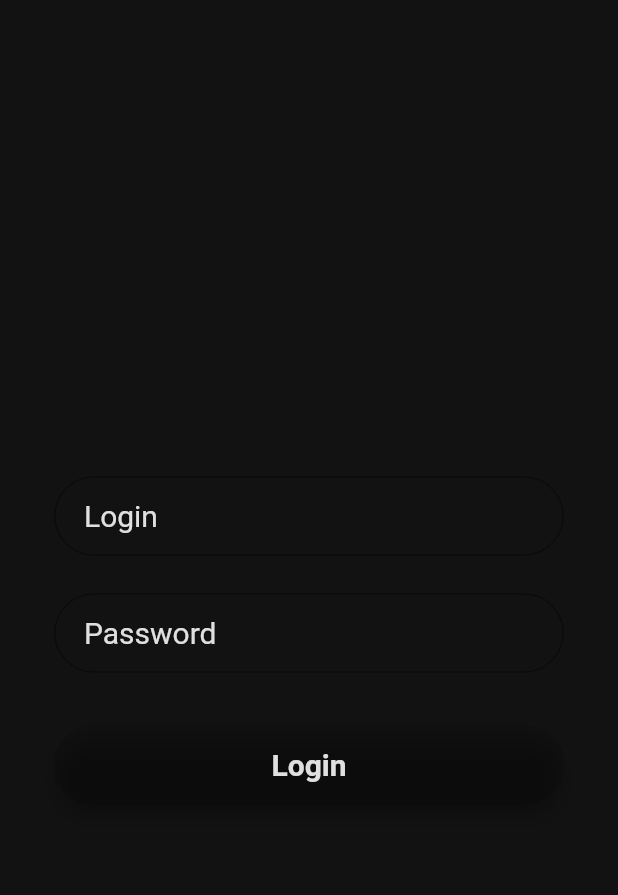
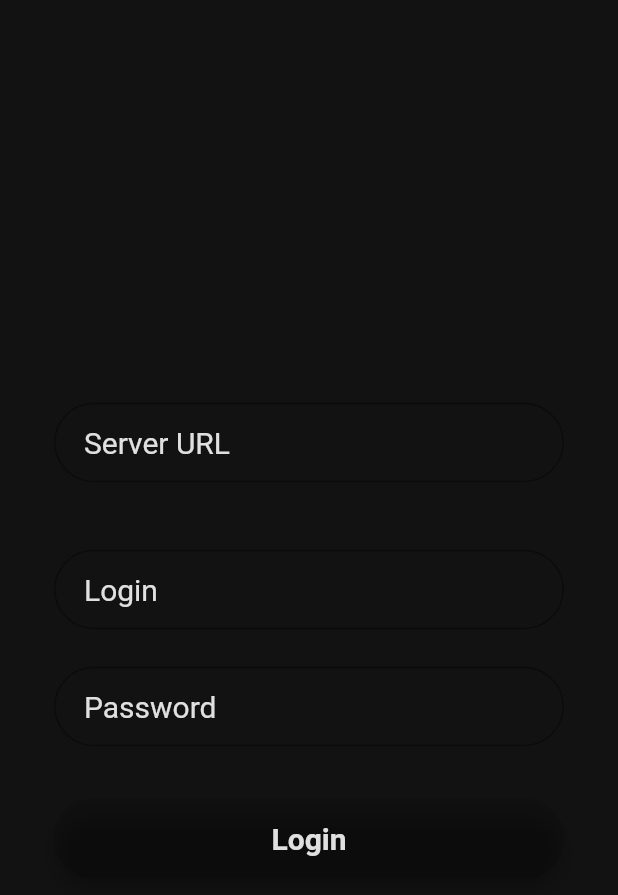
Before and after one commit to chitkiu/crossplatform_terminal, a Flutter app: the screen it shows after launch, after a tap on "Login", on a phone screen of 412 x 824 dp. Shown: the top 895 px of the screen. Run offline on Flutter 3.47's test engine with Material 2 defaults, Android fonts, the phone set to English and light mode, and no system bars; our stand-ins replace dio; missing offline and left inert: cross_local_storage, dartssh, websocket, xterm; network calls fail; Roboto replaces fonts that are missing (Montserrat).

Commit message:
Added save session

```diff
--- a/lib/constants.dart
+++ b/lib/constants.dart
@@ -1,5 +1,31 @@
+import 'package:cross_local_storage/cross_local_storage.dart';
+
 import 'data/api/http_requests.dart';
 
 class Constants {
-  static final HttpApiRequests requests = HttpApiRequests("http", "localhost:8080");
+  static void init(String serverURL) {
+    if(requests == null) {
+      requests = HttpApiRequests(serverURL);
+    }
+  }
+
+  static Future saveData(String key, String value) async {
+    LocalStorageInterface prefs = await LocalStorage.getInstance();
+    await prefs.setString(key, value);
+  }
+
+  static Future<String> getData(String key) async {
+    LocalStorageInterface prefs = await LocalStorage.getInstance();
+    if(prefs.containsKey(key)) {
+      return prefs.getString(key);
+    } else {
+      return Future.value("");
+    }
+  }
+
+  static HttpApiRequests requests;
+
+  static const String SERVER_NAME_PREF = "server_url";
+  static const String LOGIN_PREF = "login";
+  static const String TOKEN_PREF = "token";
 }
--- a/lib/data/api/entities/response.dart
+++ b/lib/data/api/entities/response.dart
@@ -16,4 +16,8 @@ class ResponseData {
     return this.error.isNotEmpty;
   }
 
+  @override
+  String toString() {
+    return 'ResponseData{success: $success, error: $error}';
+  }
 }
--- a/lib/presentation/screens/auth_screen.dart
+++ b/lib/presentation/screens/auth_screen.dart
@@ -1,7 +1,8 @@
+import 'package:crossplatform_terminal/data/api/entities/response.dart';
 import 'package:flutter/material.dart';
+
 import '../../color_constants.dart';
 import '../../constants.dart';
-
 import 'main_screen.dart';
 
 class AuthScreen extends StatefulWidget {
@@ -13,12 +14,37 @@ class _LoginScreenState extends State<StatefulWidget> {
 
   TextStyle style = TextStyle(fontFamily: 'Montserrat', fontSize: 20.0, color: ColorConstant.mainText);
 
+  TextEditingController _serverURLController = TextEditingController();
   TextEditingController _loginController = TextEditingController();
   TextEditingController _passwordController = TextEditingController();
+
+  Future<ResponseData> _validateResponse;
+
+  @override
+  void initState() {
+    super.initState();
+    Constants.getData(Constants.LOGIN_PREF).then((value) {
+      if(value.isNotEmpty) {
+        _loginController.text = value;
+      }
+    });
+    _validateResponse = _getValidateResponse();
+  }
 
   @override
   Widget build(BuildContext context) {
 
+    final serverField = TextField(
+      obscureText: false,
+      style: style,
+      controller: _serverURLController,
+      decoration: InputDecoration(
+          contentPadding: EdgeInsets.fromLTRB(20.0, 15.0, 20.0, 15.0),
+          hintText: "Server URL",
+          hintStyle: style,
+          border:
+          OutlineInputBorder(borderRadius: BorderRadius.circular(32.0))),
+    );
     final loginField = TextField(
       obscureText: false,
       style: style,
@@ -49,14 +75,19 @@ class _LoginScreenState extends State<StatefulWidget> {
         minWidth: MediaQuery.of(context).size.width,
         padding: EdgeInsets.fromLTRB(20.0, 15.0, 20.0, 15.0),
         onPressed: () {
+          Constants.init(_serverURLController.text);
           Constants.requests.login(_loginController.text, _passwordController.text).then((response) {
             if(response.isSuccess()) {
+              Constants.saveData(Constants.SERVER_NAME_PREF, _serverURLController.text).then((value) {
+                Constants.saveData(Constants.LOGIN_PREF, _loginController.text);
+              });
               Navigator.pushReplacement(
                 context,
                 new MaterialPageRoute(builder: (ctxt) => MainScreen()
                 ),
               );
             } else {
+              _serverURLController.clear();
               _loginController.clear();
               _passwordController.clear();
             }
@@ -70,7 +101,14 @@ class _LoginScreenState extends State<StatefulWidget> {
     );
 
     return Scaffold(
-      body: Center(
+      body: FutureBuilder(
+        future: _validateResponse,
+        builder: (context, snapshot) {
+          if(snapshot.hasData) {
+            if (snapshot.data is ResponseData && (snapshot.data as ResponseData).isSuccess()) {
+              return MainScreen();
+            } else {
+              return Center(
                 child: Container(
                   color: ColorConstant.mainBackground,
                   child: Padding(
@@ -79,6 +117,8 @@ class _LoginScreenState extends State<StatefulWidget> {
                       crossAxisAlignment: CrossAxisAlignment.center,
                       mainAxisAlignment: MainAxisAlignment.center,
                       children: <Widget>[
+                        SizedBox(height: 45.0),
+                        serverField,
                         SizedBox(height: 45.0),
                         loginField,
                         SizedBox(height: 25.0),
@@ -94,8 +134,33 @@ class _LoginScreenState extends State<StatefulWidget> {
                     ),
                   ),
                 ),
+              );
+            }
+          } else {
+            return CircularProgressIndicator();
+          }
+        },
       ),
     );
   }
 
+  Future<ResponseData> _getValidateResponse() {
+    Future<ResponseData> result = Future.value(ResponseData(error: "Don't have saved session"));
+    return Constants.getData(Constants.SERVER_NAME_PREF).then((serverUrl) {
+      if(serverUrl.isNotEmpty) {
+        _serverURLController.text = serverUrl;
+        return Constants.getData(Constants.TOKEN_PREF).then((token) {
+          if (token.isNotEmpty) {
+            Constants.init(serverUrl);
+            return Constants.requests.validateToken(token);
+          } else {
+            return result;
           }
+        });
+      } else {
+        return result;
+      }
+    });
+  }
+
+}
--- a/pubspec.yaml
+++ b/pubspec.yaml
@@ -25,6 +25,8 @@ dependencies:
 
   flutter_launcher_icons: ^0.8.1
 
+  cross_local_storage: ^1.1.0
+
 dev_dependencies:
   flutter_test:
     sdk: flutter
```
Also changed, not shown: lib/data/api/http_requests.dart (+47 -13 lines), pubspec.lock, 7 other files. Lines whose indentation alone changed are shown as unchanged.
